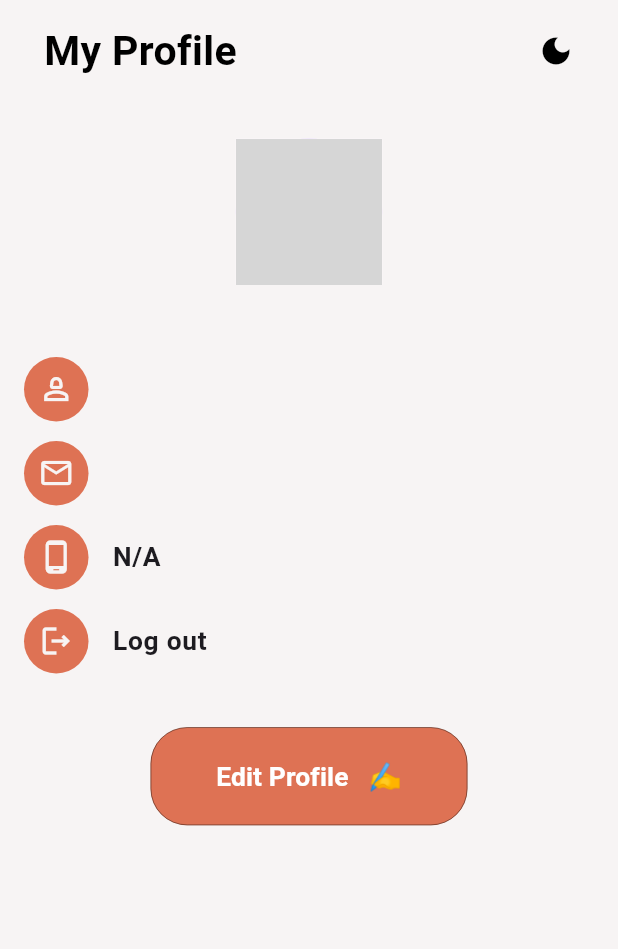
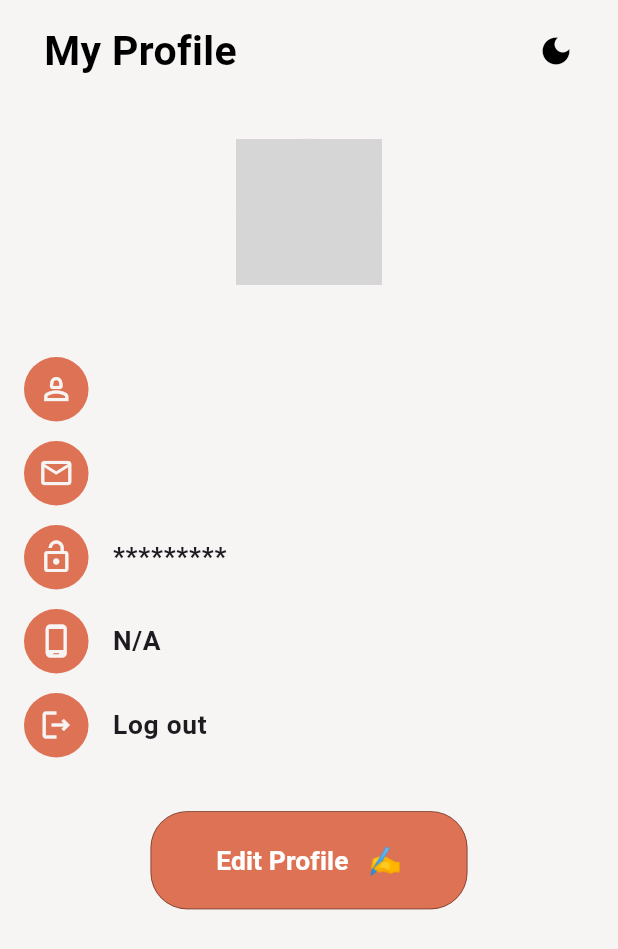
Before and after one commit to eman-hamad/Tourist-Guide-Bloc, a Flutter app: the ProfileScreen screen opened directly, on a phone screen of 412 x 824 dp. Shown: the top 949 px of the screen. Run offline on Flutter 3.47's test engine with Material 3 defaults, Android fonts, the phone set to English and light mode, and no system bars; our stand-ins replace bloc, cached_network_image, carousel_slider, cloud_firestore, curved_navigation_bar, firebase_auth and 7 more; missing offline and left inert: animated_snack_bar; accounts and stored records are empty; grey boxes are pictures that could not be loaded.

Commit message:
Update profile.dart

```diff
--- a/lib/ui/profile/profile.dart
+++ b/lib/ui/profile/profile.dart
@@ -163,11 +163,11 @@ class _ProfileScreenState extends State<ProfileScreen> {
                                         .email,
                                     icon: Icons.email_outlined,
                                   ),
-                                  // ProfileItem(
-                                  //   txt: '888888888',
-                                  //   isObscure: false,
-                                  //   icon: Icons.lock_open_outlined,
-                                  // ),
+                                   ProfileItem(
+                                     txt: '888888888',
+                                     isObscure: false,
+                                     icon: Icons.lock_open_outlined,
+                                  ),
                                   ProfileItem(
                                     isObscure: true,
                                     txt: context
```
